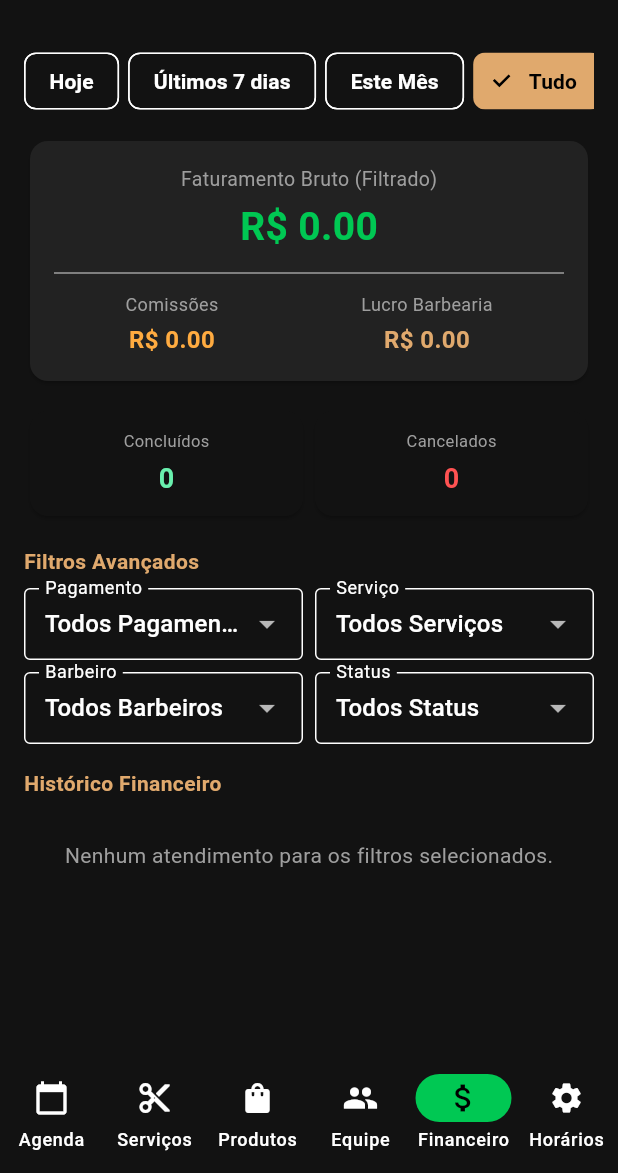
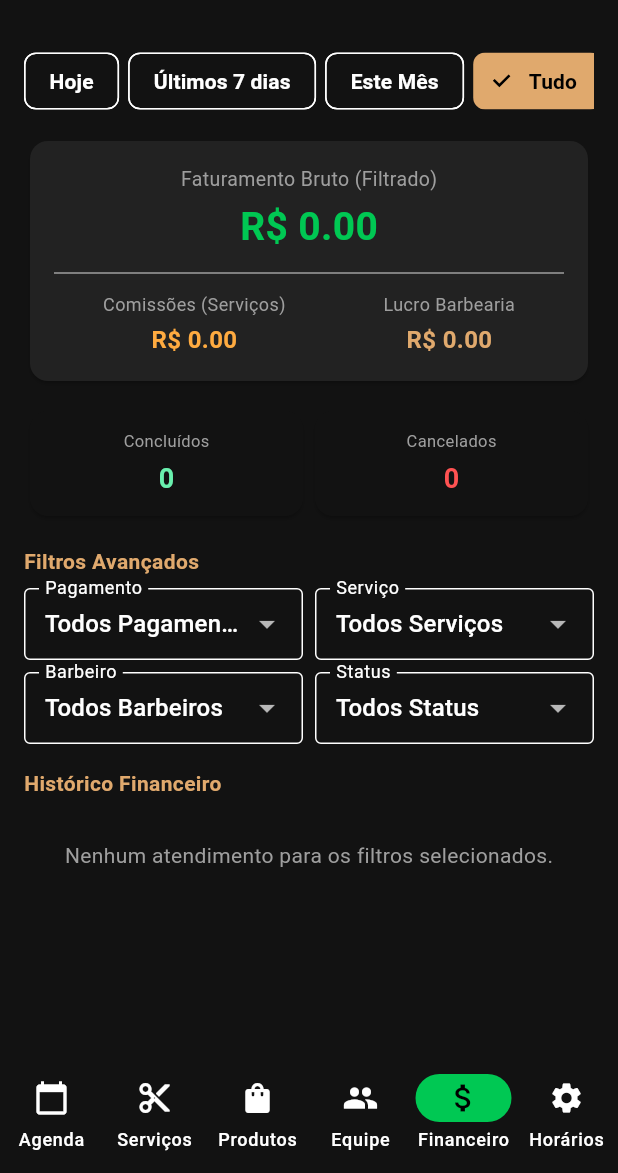
Before and after one commit to paulo960/barbearia-saas, a Flutter app: the OwnerDashboard screen opened directly with empty values, item 5 of the bottom bar chosen, on a phone screen of 412 x 824 dp, the part 63-1236 px from its top. Run offline on Flutter 3.47's test engine with Material 3 defaults, Android fonts, the phone set to English and light mode, and no system bars; our stand-ins replace cloud_firestore, firebase_auth, firebase_core; missing offline and left inert: dart:html; accounts and stored records are empty.

Commit message:
Update main.dart

```diff
--- a/lib/main.dart
+++ b/lib/main.dart
@@ -337,7 +337,7 @@ class _OwnerDashboardState extends State<OwnerDashboard> {
   }
 }
 
-// ---------------- ABA DE AGENDA (COM CAIXA DE SELEÇÃO DE PRODUTOS) ----------------
+// ---------------- ABA DE AGENDA (COM SEPARAÇÃO DE VALOR DE SERVIÇO E PRODUTOS) ----------------
 class _OwnerAgendamentosTab extends StatefulWidget {
   final String barbeariaId;
   const _OwnerAgendamentosTab({required this.barbeariaId});
@@ -432,7 +432,6 @@ class _OwnerAgendamentosTabState extends State<_OwnerAgendamentosTab> {
                         const SizedBox(height: 16),
                         const Text('Adicionar Produto da Barbearia:', style: TextStyle(fontWeight: FontWeight.bold, color: Color(0xFFE0A96D))),
                         const SizedBox(height: 6),
-                        // Dropdown / Caixa de Produtos
                         DropdownButtonFormField<String>(
                           value: produtoParaAdicionar,
                           isDense: true,
@@ -470,12 +469,11 @@ class _OwnerAgendamentosTabState extends State<_OwnerAgendamentosTab> {
                                 if (pEstoque > qtdAtual) {
                                   produtosSelecionadosQtd[novoProdId] = qtdAtual + 1;
                                 }
-                                produtoParaAdicionar = null; // Reseta a caixa para poder escolher outro
+                                produtoParaAdicionar = null;
                               });
                             }
                           },
                         ),
-                        // Lista de produtos adicionados na comanda
                         if (produtosSelecionadosQtd.values.any((q) => q > 0)) ...[
                           const SizedBox(height: 12),
                           const Text('Itens Selecionados:', style: TextStyle(fontSize: 12, color: Colors.grey)),
@@ -599,6 +597,8 @@ class _OwnerAgendamentosTabState extends State<_OwnerAgendamentosTab> {
                           .update({
                         'status': 'concluido',
                         'preco': valorFinalTotal,
+                        'preco_servico': valorServico,
+                        'preco_produtos': valorProdutosTotal,
                         'forma_pagamento': formaPagamento,
                         'produtos_extras': nomesProdutosVendidos,
                         'concluido_em': FieldValue.serverTimestamp(),
@@ -1498,7 +1498,7 @@ class _OwnerConfigHorariosTabState extends State<_OwnerConfigHorariosTab> {
   }
 }
 
-// ---------------- ABA FINANCEIRO ----------------
+// ---------------- ABA FINANCEIRO (COM CÁLCULO EXATO DE COMISSÃO SOMENTE SOBRE SERVIÇOS) ----------------
 class _OwnerFinanceiroTab extends StatefulWidget {
   final String barbeariaId;
   const _OwnerFinanceiroTab({required this.barbeariaId});
@@ -1529,7 +1529,7 @@ class _OwnerFinanceiroTabState extends State<_OwnerFinanceiroTab> {
             crossAxisAlignment: CrossAxisAlignment.start,
             children: [
               Text('Cliente: ${data['cliente_nome'] ?? 'Cliente'}', style: const TextStyle(fontWeight: FontWeight.bold)),
-              Text('Valor: R\$ ${(data['preco'] as num?)?.toDouble().toStringAsFixed(2) ?? '0.00'}', style: const TextStyle(color: Color(0xFF00C853))),
+              Text('Valor Total: R\$ ${(data['preco'] as num?)?.toDouble().toStringAsFixed(2) ?? '0.00'}', style: const TextStyle(color: Color(0xFF00C853))),
               const SizedBox(height: 16),
               const Text('Status do Atendimento:', style: TextStyle(fontWeight: FontWeight.bold, color: Color(0xFFE0A96D))),
               const SizedBox(height: 6),
@@ -1707,13 +1707,16 @@ class _OwnerFinanceiroTabState extends State<_OwnerFinanceiroTab> {
                   final d = doc.data() as Map<String, dynamic>;
                   final bId = d['barbeiro_id']?.toString() ?? '';
                   final st = d['status']?.toString() ?? 'pendente';
-                  final preco = (d['preco'] as num?)?.toDouble() ?? 0.0;
+                  final precoTotal = (d['preco'] as num?)?.toDouble() ?? 0.0;
+
+                  // COMISSÃO CALCULADA APENAS SOBRE O VALOR DO SERVIÇO:
+                  final precoServico = (d['preco_servico'] as num?)?.toDouble() ?? precoTotal;
 
                   if (st == 'concluido') {
-                    totalFaturado += preco;
+                    totalFaturado += precoTotal;
                     totalConcluidos++;
                     final comissaoPct = comissoesMap[bId] ?? 50;
-                    totalComissoes += (preco * comissaoPct) / 100;
+                    totalComissoes += (precoServico * comissaoPct) / 100;
                   } else if (st == 'cancelado') {
                     totalCancelados++;
                   }
@@ -1790,7 +1793,7 @@ class _OwnerFinanceiroTabState extends State<_OwnerFinanceiroTab> {
                                 children: [
                                   Column(
                                     children: [
-                                      const Text('Comissões', style: TextStyle(color: Colors.grey, fontSize: 12)),
+                                      const Text('Comissões (Serviços)', style: TextStyle(color: Colors.grey, fontSize: 12)),
                                       const SizedBox(height: 4),
                                       Text('R\$ ${totalComissoes.toStringAsFixed(2)}', style: const TextStyle(fontSize: 16, fontWeight: FontWeight.bold, color: Colors.orangeAccent)),
                                     ],
@@ -2141,6 +2144,8 @@ class _ClientBookingScreenState extends State<ClientBookingScreen> {
         'cliente_telefone': telefone,
         'servico': _servicoSelecionado,
         'preco': _precoSelecionado,
+        'preco_servico': _precoSelecionado,
+        'preco_produtos': 0.0,
         'barbeiro_id': _barbeiroSelecionado,
         'barbeiro_nome': _barbeiroNome,
         'data_iso': DateFormat('yyyy-MM-dd').format(_dataSelecionada),
```
